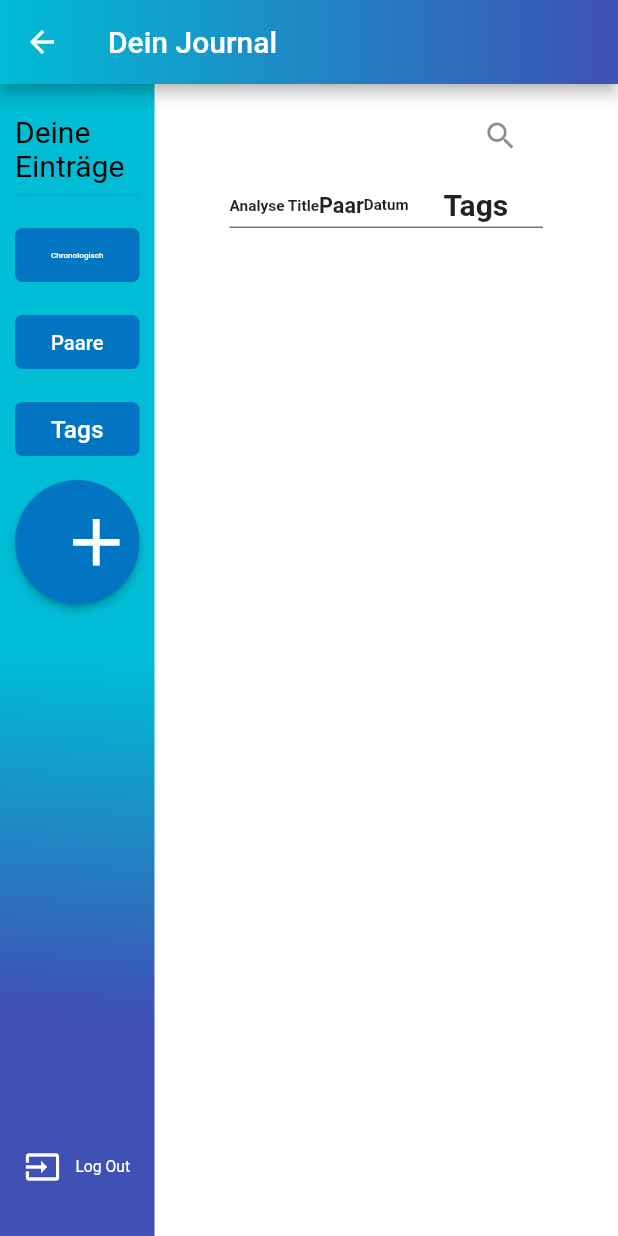
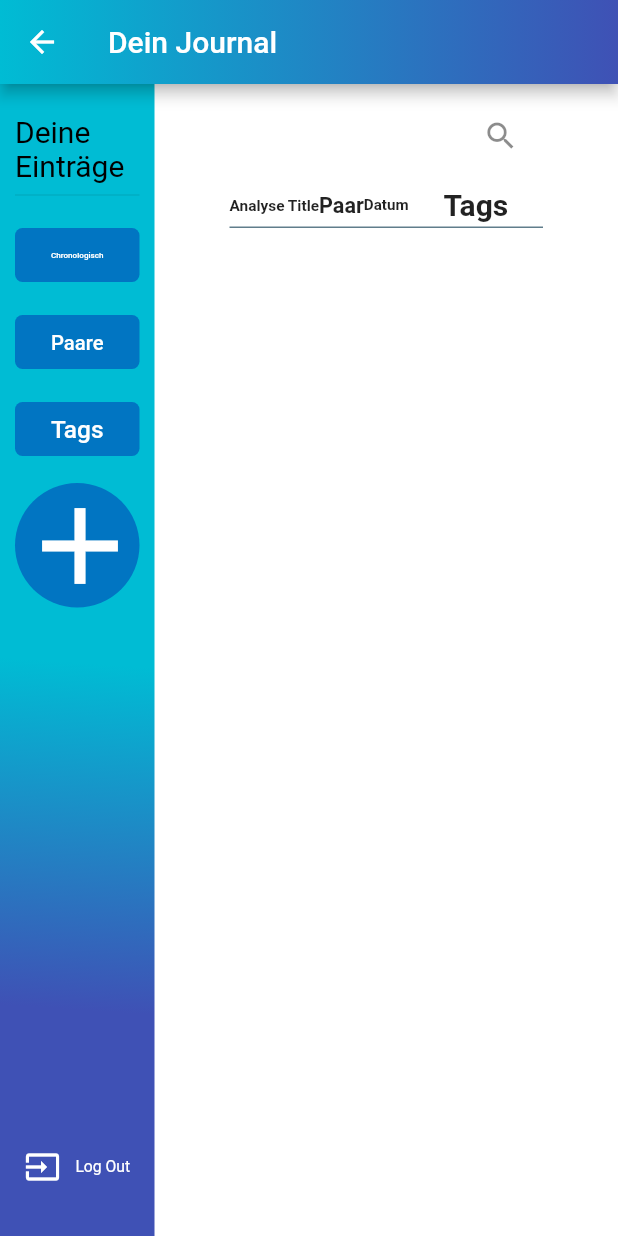
Before and after one commit to xlDownxl/SK-Log, a Flutter app: the HomeScreen screen opened by its route, on a phone screen of 412 x 824 dp. Run offline on Flutter 3.47's test engine with Material 2 defaults, Android fonts, the phone set to English and light mode, and no system bars; our stand-ins replace auto_size_text, cloud_firestore, firebase_auth, firebase_core, flushbar, flutter_tags and 3 more; missing offline and left inert: quill_delta, transformer_page_view, zefyr; accounts and stored records are empty; statements that could not run were skipped.

Commit message:
reworked the add button to be responsive

```diff
--- a/lib/widgets/leftside_menu.dart
+++ b/lib/widgets/leftside_menu.dart
@@ -56,6 +56,7 @@ class LeftsideMenuState extends State<LeftsideMenu> {
         ),
       );
     }
+    final IconData icon = Icons.add;
 
     return Container(
       //color: Theme.of(context).primaryColor,
@@ -108,15 +109,31 @@ class LeftsideMenuState extends State<LeftsideMenu> {
                 height: 10,
               ),
               Flexible(
-                child: LayoutBuilder(
-                  builder: (ctx, constraints) => SizedBox(
-                    child: Showcase(
+                fit: FlexFit.tight,
+                child: Align(
+                  alignment: Alignment.topCenter,
+                  child: LayoutBuilder(
+                    builder: (ctx, constraints) => Showcase(
                       key: widget.plusButtonKey,
                       description:
                           "Klicke hier um eine neue Analyse zu erstellen",
                       overlayColor: Colors.black,
                       overlayOpacity: 0.5,
-                      child: RawMaterialButton(
+                      child: Container(
+
+                        decoration: BoxDecoration(shape: BoxShape.circle,color: Theme.of(context).primaryColor,),
+
+
+                        child: LayoutBuilder(
+                          builder:(ctx,constr)=> Text(String.fromCharCode(icon.codePoint),
+                              style: TextStyle(fontSize: constr.maxHeight*9/11, fontFamily: icon.fontFamily, package: icon.fontPackage,color: Colors.white)
+                          ),
+                        ),
+                      ),
+
+
+
+                      /* RawMaterialButton(
                         onPressed: () {
                           Navigator.pushNamed(context, AnalyseScreen.routeName);
                         }, //TODO push
@@ -135,7 +152,7 @@ class LeftsideMenuState extends State<LeftsideMenu> {
                         elevation: 2.0,
                         fillColor: Theme.of(context).primaryColor,
                         padding: const EdgeInsets.all(15.0),
-                      ),
+                      ),*/
                     ),
                   ),
                 ),
```
